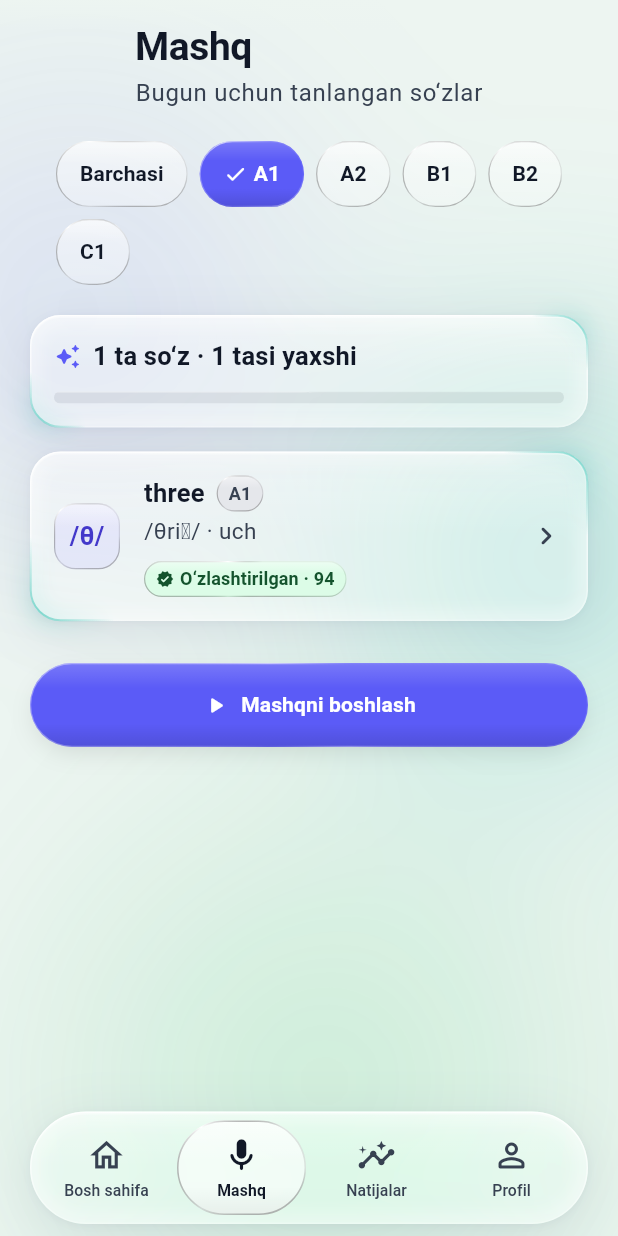
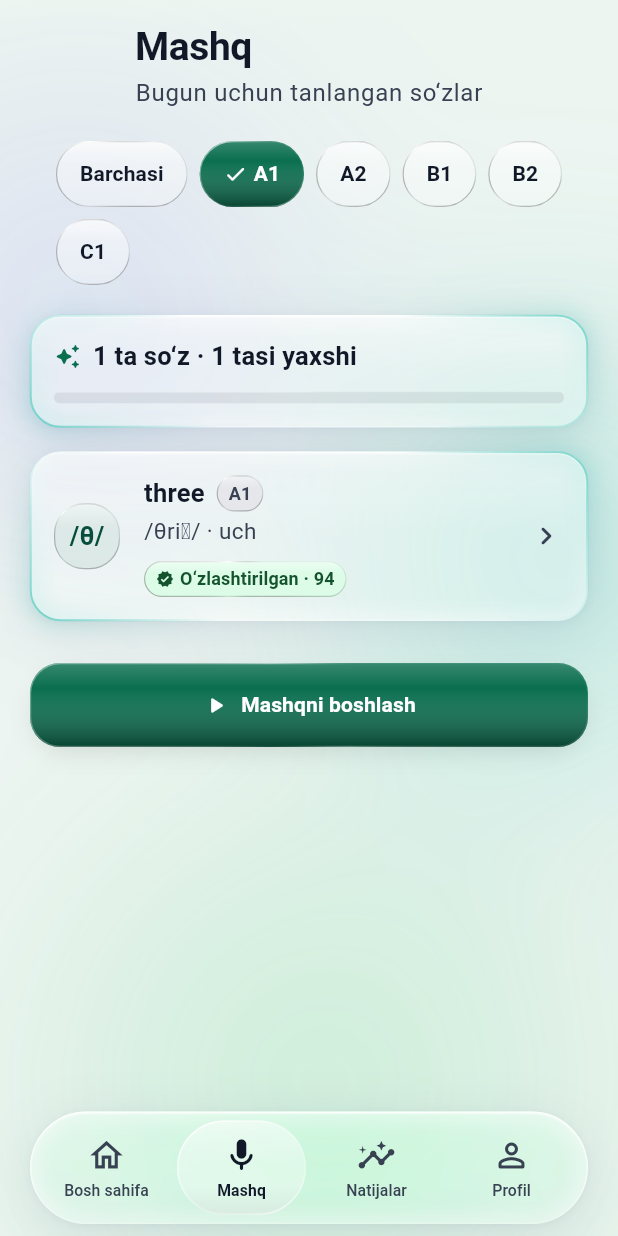
Before and after one commit to samandar-hodiev/voca, a Flutter app: the PracticePage screen opened by its route, after a tap on "A1", on a phone screen of 412 x 824 dp. Run offline on Flutter 3.47's test engine with Material 3 defaults, Android fonts, the phone set to English and light mode, and no system bars; our stand-ins replace dio, firebase_auth, firebase_core, flutter_riverpod, flutter_secure_storage, go_router and 3 more; accounts and stored records are empty; network calls fail.

Commit message:
Zumrad brend rangi, bir xil radius, shaffof navbar va uzunroq burchak yorug'ligi
- Asosiy rang binafsha o'rniga chuqur zumrad: yorug' temada #0A6E4F, qorong'ida
  #34D399; tugma va to'ldirilgan elementlar yuqoridan ochroq, pastga qarab
  qora-yashilgacha quyuqlashadi (yozuv doim rangning o'zi yoki to'qroq ustida)
- Fondagi binafsha maydonlar o'z rangida qoldi, qorong'i tema foni o'zgarmadi
- Barcha elementlarda bir xil radius (20): kartalar, tugmalar, maydonlar, kod kataklari,
  belgilar; kichik elementlar kapsula bo'lib chiqadi, navbar va pilyula kapsula
- Kartalar burchagidagi teal yorug'lik elementning uzun tomoniga qarab uzaytirildi
  (keng kartalarda qirra bo'ylab uzunroq yuradi)
- Navbar 1-namunadagidek shaffof: yupqa tint, yumshoq xiralash, ingichka yorug' qirra,
  tanlangan bo'lim ortida yarim shaffof pilyula (kulrang chiziqsiz)
- Belgilar (badge) tor joyda sig'masa "…" bilan qisqaradi
- Kontrast testlari yangi rang uchun yangilandi; dizayn tizimi hujjati yangilandi

Co-Authored-By: Claude Opus 5 <noreply@anthropic.com>

```diff
--- a/mobile/lib/core/theme/app_colors.dart
+++ b/mobile/lib/core/theme/app_colors.dart
@@ -14,9 +14,9 @@ import 'package:flutter/material.dart';
 /// directly, because a value has no meaning and cannot be themed.
 abstract final class _Palette {
   // Indigo accent.
-  static const indigo50 = Color(0xFFEEEEFE);
-  static const indigo500 = Color(0xFF5B5BF7);
-  static const indigo600 = Color(0xFF4A4AE0);
+  static const emerald50 = Color(0xFFD6F5E8);
+  static const emerald700 = Color(0xFF0A6E4F);
+  static const emerald800 = Color(0xFF085A40);
 
   // Neutrals.
   static const white = Color(0xFFFFFFFF);
@@ -141,11 +141,13 @@ class VocaColors extends ThemeExtension<VocaColors> {
 
   /// Light theme. The default; Voca's direction is bright, calm and spacious.
   static const light = VocaColors(
-    primary: _Palette.indigo500,
+    // A deep emerald. Filled controls run it from a lighter top down towards black
+    // (LiquidDrop), which is where the brand's depth comes from. White on it is 6.3:1.
+    primary: _Palette.emerald700,
     onPrimary: _Palette.white,
-    primaryPressed: _Palette.indigo600,
-    primaryMuted: _Palette.indigo50,
-    onPrimaryMuted: Color(0xFF4338CA),
+    primaryPressed: _Palette.emerald800,
+    primaryMuted: _Palette.emerald50,
+    onPrimaryMuted: Color(0xFF064E3B),
     // A pale mint rather than near-white: white glass needs something to sit on, and on
     // a white page it disappears. The green sits with the teal corner light on cards.
     background: Color(0xFFEDF5F1),
@@ -177,11 +179,11 @@ class VocaColors extends ThemeExtension<VocaColors> {
   /// mode today without unreadable text. Refining it is a design task; the token set it
   /// fills in will not change.
   static const dark = VocaColors(
-    primary: Color(0xFF7C7CFF),
+    primary: Color(0xFF34D399),
     onPrimary: _Palette.gray950,
-    primaryPressed: Color(0xFF7373F0),
-    primaryMuted: Color(0xFF1E1E3A),
-    onPrimaryMuted: Color(0xFFB4B4FF),
+    primaryPressed: Color(0xFF10B981),
+    primaryMuted: Color(0xFF0B2E24),
+    onPrimaryMuted: Color(0xFF6EE7B7),
     background: _Palette.gray950,
     surface: Color(0xFF141922),
     surfaceElevated: Color(0xFF1B212C),
--- a/mobile/lib/core/theme/app_radius.dart
+++ b/mobile/lib/core/theme/app_radius.dart
@@ -9,24 +9,34 @@ library;
 import 'package:flutter/widgets.dart';
 
 abstract final class VocaRadius {
+  /// One radius for every element: cards, buttons, fields, wells and chips all share it.
+  /// The older names stay so no call site has to change. An element shorter than twice
+  /// this comes out as a capsule, because a corner larger than half a side is scaled to
+  /// fit. Only the tab bar and its pill are capsules by design.
+  static const double element = 20;
+
   /// 8 — inputs, small chips.
-  static const double small = 8;
+  static const double small = element;
 
   /// 12 — buttons, list rows.
-  static const double medium = 12;
+  static const double medium = element;
 
   /// 20 — cards and glass surfaces.
-  static const double large = 20;
+  static const double large = element;
 
   /// 28 — sheets and large focal surfaces.
-  static const double xlarge = 28;
+  static const double xlarge = element;
 
   /// 999 — genuinely pill-shaped controls only.
   static const double pill = 999;
 
   static const BorderRadius smallAll = BorderRadius.all(Radius.circular(small));
-  static const BorderRadius mediumAll = BorderRadius.all(Radius.circular(medium));
+  static const BorderRadius mediumAll = BorderRadius.all(
+    Radius.circular(medium),
+  );
   static const BorderRadius largeAll = BorderRadius.all(Radius.circular(large));
-  static const BorderRadius xlargeAll = BorderRadius.all(Radius.circular(xlarge));
+  static const BorderRadius xlargeAll = BorderRadius.all(
+    Radius.circular(xlarge),
+  );
   static const BorderRadius pillAll = BorderRadius.all(Radius.circular(pill));
 }
--- a/mobile/lib/core/widgets/app_badge.dart
+++ b/mobile/lib/core/widgets/app_badge.dart
@@ -51,11 +51,15 @@ class AppBadge extends StatelessWidget {
             Icon(icon, size: 12, color: foreground),
             const SizedBox(width: VocaSpacing.xxs),
           ],
-          Text(
-            label,
-            style: context.vocaText.caption.copyWith(
-              color: foreground,
-              fontWeight: FontWeight.w600,
+          Flexible(
+            child: Text(
+              label,
+              maxLines: 1,
+              overflow: TextOverflow.ellipsis,
+              style: context.vocaText.caption.copyWith(
+                color: foreground,
+                fontWeight: FontWeight.w600,
+              ),
             ),
           ),
         ],
--- a/mobile/lib/core/widgets/app_button.dart
+++ b/mobile/lib/core/widgets/app_button.dart
@@ -229,11 +229,11 @@ class _VocaButtonState extends State<_VocaButton> {
             ? SizedBox(
                 width: widget.expand ? double.infinity : null,
                 child: GlassTouchLight(
-                  borderRadius: VocaRadius.pillAll,
+                  borderRadius: VocaRadius.largeAll,
                   enabled: _enabled,
                   child: LiquidDrop(
                     color: background,
-                    borderRadius: VocaRadius.pillAll,
+                    borderRadius: VocaRadius.largeAll,
                     glow: _enabled && !_pressed,
                     padding: const EdgeInsets.symmetric(
                       horizontal: VocaSpacing.lg,
@@ -264,7 +264,7 @@ class _VocaButtonState extends State<_VocaButton> {
                 ),
                 decoration: BoxDecoration(
                   color: background,
-                  borderRadius: VocaRadius.pillAll,
+                  borderRadius: VocaRadius.largeAll,
                   border: border == null ? null : Border.all(color: border),
                 ),
                 alignment: Alignment.center,
@@ -282,7 +282,7 @@ class _VocaButtonState extends State<_VocaButton> {
     return SizedBox(
       width: widget.expand ? double.infinity : null,
       child: GlassTouchLight(
-        borderRadius: VocaRadius.pillAll,
+        borderRadius: VocaRadius.largeAll,
         enabled: _enabled,
         child: GlassSurface(
           edgeGlow: false,
--- a/mobile/lib/core/widgets/glass_action_button.dart
+++ b/mobile/lib/core/widgets/glass_action_button.dart
@@ -79,7 +79,7 @@ class _GlassActionButtonState extends State<GlassActionButton> {
 
     final surface = GlassSurface(
       edgeGlow: false,
-      borderRadius: VocaRadius.pillAll,
+      borderRadius: VocaRadius.largeAll,
       tint: tint,
       borderWidth: _enabled ? 1.4 : 1,
       showShadow: _enabled && !_pressed,
@@ -152,7 +152,7 @@ class _GlassActionButtonState extends State<GlassActionButton> {
           child: SizedBox(
             width: double.infinity,
             child: GlassTouchLight(
-              borderRadius: VocaRadius.pillAll,
+              borderRadius: VocaRadius.largeAll,
               enabled: _enabled,
               child: surface,
             ),
--- a/mobile/lib/core/widgets/glass_surface.dart
+++ b/mobile/lib/core/widgets/glass_surface.dart
@@ -16,7 +16,6 @@
 /// * No glints, blobs or coloured fills. Those turn glass into a cartoon of glass.
 library;
 
-import 'dart:math' as math;
 import 'dart:ui';
 
 import 'package:flutter/material.dart';
@@ -36,6 +35,8 @@ class GlassSurface extends StatelessWidget {
     this.tint,
     this.borderWidth = 1,
     this.edgeGlow = true,
+    this.blurSigma,
+    this.highlight,
   });
 
   final Widget child;
@@ -59,6 +60,13 @@ class GlassSurface extends StatelessWidget {
   /// and dialogs; off for controls and the tab bar, whose rim is a plain hairline, so a
   /// screen has one kind of lit object rather than a dozen.
   final bool edgeGlow;
+
+  /// Overrides how strongly what is behind is blurred. The tab bar blurs less, so what
+  /// passes under it stays recognisable and the bar reads as clear glass.
+  final double? blurSigma;
+
+  /// Overrides the soft light across the top of the pane.
+  final Color? highlight;
 
   /// The corner light, per theme: a teal between the brand indigo and the green in the
   /// background, as in the reference.
@@ -113,7 +121,10 @@ class GlassSurface extends StatelessWidget {
           gradient: LinearGradient(
             begin: Alignment.topCenter,
             end: Alignment.bottomCenter,
-            colors: [glass.highlight, glass.highlight.withValues(alpha: 0)],
+            colors: [
+              highlight ?? glass.highlight,
+              (highlight ?? glass.highlight).withValues(alpha: 0),
+            ],
             stops: const [0, 0.5],
           ),
         ),
@@ -135,8 +146,8 @@ class GlassSurface extends StatelessWidget {
         filter: ImageFilter.compose(
           outer: const ColorFilter.matrix(saturation),
           inner: ImageFilter.blur(
-            sigmaX: glass.blurSigma,
-            sigmaY: glass.blurSigma,
+            sigmaX: blurSigma ?? glass.blurSigma,
+            sigmaY: blurSigma ?? glass.blurSigma,
           ),
         ),
         child: pane,
@@ -227,9 +238,9 @@ class _RimLight extends CustomPainter {
 
     final light = glow;
     if (light == null) return;
-    // The light stays near its corner, as in the reference, rather than running
-    // the length of a small card's edge.
-    final reach = math.min(size.shortestSide * 0.5, 110.0);
+    // Scaled by the longer side, so a wide, short element gets light that runs a proper
+    // way along its long edge instead of a dab at the corner.
+    final reach = (size.longestSide * 0.34).clamp(70.0, 170.0);
     for (final corner in [rect.topRight, rect.bottomLeft]) {
       final area = Rect.fromCircle(center: corner, radius: reach);
       // The bloom: the same light, blurred, spilling across the edge.
--- a/mobile/lib/core/widgets/liquid_background.dart
+++ b/mobile/lib/core/widgets/liquid_background.dart
@@ -46,7 +46,7 @@ class LiquidBackground extends StatelessWidget {
   ) => brightness == Brightness.dark
       ? [
           (
-            colors.primary.withValues(alpha: 0.22),
+            _indigoDark.withValues(alpha: 0.22),
             const Alignment(-0.7, -0.42),
             0.55,
           ),
@@ -56,14 +56,14 @@ class LiquidBackground extends StatelessWidget {
             0.45,
           ),
           (
-            colors.primary.withValues(alpha: 0.16),
+            _indigoDark.withValues(alpha: 0.16),
             const Alignment(0.1, 0.72),
             0.6,
           ),
         ]
       : [
           (
-            colors.primary.withValues(alpha: 0.14),
+            _indigoLight.withValues(alpha: 0.14),
             const Alignment(-0.75, -0.5),
             0.55,
           ),
@@ -78,6 +78,11 @@ class LiquidBackground extends StatelessWidget {
             0.65,
           ),
         ];
+
+  // The background keeps its own indigo whatever the brand colour is, so the look of the
+  // page does not move when the brand does.
+  static const _indigoLight = Color(0xFF5B5BF7);
+  static const _indigoDark = Color(0xFF7C7CFF);
 
   @override
   Widget build(BuildContext context) {
--- a/mobile/lib/core/widgets/liquid_bottom_bar.dart
+++ b/mobile/lib/core/widgets/liquid_bottom_bar.dart
@@ -3,7 +3,8 @@
 /// The design follows a reference tab bar the product owner chose, on top of Apple's
 /// Liquid Glass: a
 /// tall capsule of clear glass with a thin light rim, outline icons at rest, and the
-/// selected destination sitting in a lighter pill of glass with its icon filled. The
+/// selected destination sitting in a lighter, see-through pill of glass with its icon
+/// filled. The bar blurs what passes under it only lightly, so it reads as clear glass. The
 /// pill is a small body of liquid glass, lit across the top and a touch deeper at the
 /// bottom, and it slides to a new destination, stretching a little on the way and
 /// settling with a slight overshoot.
@@ -56,15 +57,15 @@ class LiquidBottomBar extends StatefulWidget {
   /// How much of the theme's glass tint the bar carries: clear. The labels stay readable
   /// over the background with no tint at all (contrast_test).
   @visibleForTesting
-  static const lightGlassAlpha = 0.42;
+  static const lightGlassAlpha = 0.14;
   @visibleForTesting
-  static const darkGlassAlpha = 0.55;
+  static const darkGlassAlpha = 0.32;
 
   /// The pill behind the selected destination, per theme.
   @visibleForTesting
   static Color lensFill(Brightness brightness) => brightness == Brightness.dark
-      ? const Color(0x21FFFFFF)
-      : const Color(0x99FFFFFF);
+      ? const Color(0x24FFFFFF)
+      : const Color(0x59FFFFFF);
 
   /// The light across the top of the pill, per theme. Public so the contrast test checks
   /// the selected label on the pill's lightest part.
@@ -72,7 +73,7 @@ class LiquidBottomBar extends StatefulWidget {
   static Color lensTopLight(Brightness brightness) =>
       brightness == Brightness.dark
       ? const Color(0x1AFFFFFF)
-      : const Color(0x73FFFFFF);
+      : const Color(0x4DFFFFFF);
 
   @override
   State<LiquidBottomBar> createState() => _LiquidBottomBarState();
@@ -128,6 +129,8 @@ class _LiquidBottomBarState extends State<LiquidBottomBar>
         padding: const EdgeInsets.symmetric(horizontal: VocaSpacing.lg),
         child: GlassSurface(
           edgeGlow: false,
+          blurSigma: 20,
+          highlight: Color(dark ? 0x0FFFFFFF : 0x1FFFFFFF),
           borderRadius: BorderRadius.circular(VocaRadius.pill),
           tint: glass.tint.withValues(
             alpha: dark
@@ -228,7 +231,7 @@ class _Pill extends StatelessWidget {
           border: GradientBoxBorder(
             gradient: dark
                 ? specularRim(const Color(0x66FFFFFF), const Color(0x14FFFFFF))
-                : specularRim(const Color(0xFFFFFFFF), const Color(0x1A000000)),
+                : specularRim(const Color(0xE6FFFFFF), const Color(0x40FFFFFF)),
           ),
         ),
       ),
--- a/mobile/lib/core/widgets/liquid_drop.dart
+++ b/mobile/lib/core/widgets/liquid_drop.dart
@@ -41,12 +41,12 @@ class LiquidDrop extends StatelessWidget {
   static const topLightenLight = 0.18;
   static const topLightenDark = 0.20;
 
-  /// Where the bottom starts to deepen, and how much. Together with the lighter top this
-  /// is the little volume a filled control has, without any gloss.
-  static const shadeStart = 0.72;
-  static const shadeLight = 0.12;
-  static const shadeDark = 0.16;
-  static const labelBandBottom = 0.70;
+  /// How much black the colour is mixed with by the bottom edge, per theme. From the
+  /// lighter top it deepens all the way down, so a filled control reads as a body of
+  /// colour with depth rather than a flat chip. Behind a label it is only ever the colour
+  /// or darker; the contrast test checks the dark theme's dark label at the very bottom.
+  static const shadeLight = 0.40;
+  static const shadeDark = 0.30;
 
   /// Where, as a fraction of the height, the light at the top has faded out. A label's
   /// band starts at [labelBandTop], so everything behind a label is the plain colour.
@@ -94,10 +94,9 @@ class LiquidDrop extends StatelessWidget {
             colors: [
               Colors.white.withValues(alpha: top),
               Colors.white.withValues(alpha: 0),
-              Colors.black.withValues(alpha: 0),
               Colors.black.withValues(alpha: dark ? shadeDark : shadeLight),
             ],
-            stops: const [0, colourStop, shadeStart, 1],
+            stops: const [0, colourStop, 1],
           ),
           border: GradientBoxBorder(
             width: 0.8,
--- a/mobile/lib/core/widgets/sound_symbol.dart
+++ b/mobile/lib/core/widgets/sound_symbol.dart
@@ -10,6 +10,7 @@ import 'package:flutter/material.dart';
 import '../theme/app_colors.dart';
 import '../theme/app_typography.dart';
 import 'liquid_drop.dart';
+import '../theme/app_radius.dart';
 
 class SoundSymbol extends StatelessWidget {
   const SoundSymbol({super.key, required this.symbol, this.size = 44});
@@ -27,7 +28,7 @@ class SoundSymbol extends StatelessWidget {
       excludeSemantics: true,
       child: GlassBead(
         size: size,
-        borderRadius: BorderRadius.circular(size * 0.32),
+        borderRadius: VocaRadius.largeAll,
         tint: colors.primary.withValues(alpha: 0.10),
         child: FittedBox(
           fit: BoxFit.scaleDown,
```
Also changed, not shown: 3 other files.
